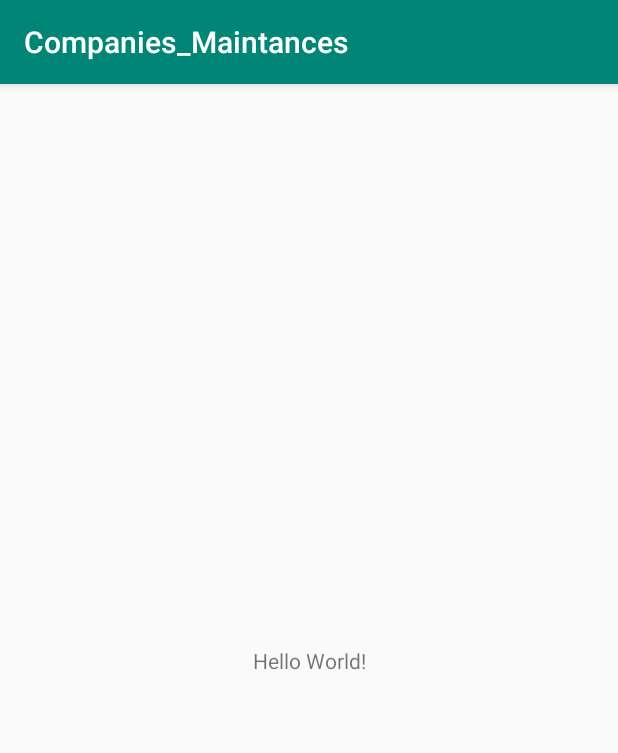
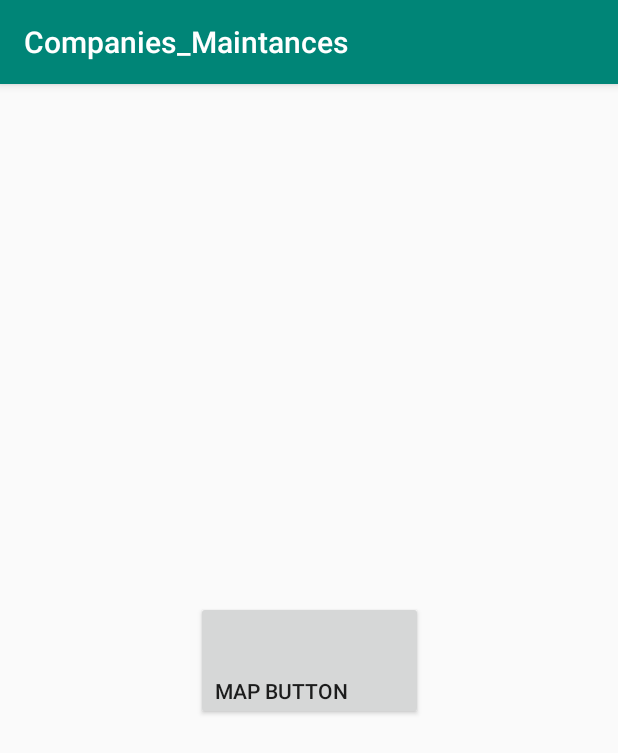
Before and after one commit to OmarAhmed4/Companies_Maintances, an Android app: the screen it shows after launch (MainActivity), on a phone screen of 412 x 824 dp. Shown: the top 753 px of the screen. Run offline under Robolectric (Android 15) with nearby library versions, the phone set to English and light mode, and no system bars.

Commit message:
adding map Activity adding permission gradle and isavaliable for device to use it or not
TODO Recevice the request

```diff
--- a/app/build.gradle
+++ b/app/build.gradle
@@ -23,6 +23,7 @@ dependencies {
     implementation fileTree(dir: 'libs', include: ['*.jar'])
     implementation 'androidx.appcompat:appcompat:1.0.2'
     implementation 'androidx.constraintlayout:constraintlayout:1.1.3'
+    implementation 'com.google.android.gms:play-services-maps:16.0.0'
     testImplementation 'junit:junit:4.12'
     androidTestImplementation 'androidx.test.ext:junit:1.1.0'
     androidTestImplementation 'androidx.test.espresso:espresso-core:3.1.1'
--- a/app/src/main/java/com/example/companies_maintances/MainActivity.java
+++ b/app/src/main/java/com/example/companies_maintances/MainActivity.java
@@ -1,6 +1,9 @@
 package com.example.companies_maintances;
 
+import android.content.Intent;
 import android.os.Bundle;
+import android.view.View;
+import android.widget.Button;
 
 import androidx.appcompat.app.AppCompatActivity;
 
@@ -10,5 +13,15 @@ public class MainActivity extends AppCompatActivity {
     protected void onCreate(Bundle savedInstanceState) {
         super.onCreate(savedInstanceState);
         setContentView(R.layout.activity_main);
+
+        Button map_Button=(Button)findViewById(R.id.map_Button);
+        map_Button.setOnClickListener(new View.OnClickListener() {
+            @Override
+            public void onClick(View v) {
+                Intent intent =new Intent (MainActivity.this,ActivityForMap.class);
+                startActivity(intent);
+            }
+        });
+
     }
 }
--- a/app/src/main/res/layout/activity_main.xml
+++ b/app/src/main/res/layout/activity_main.xml
@@ -6,13 +6,16 @@
     android:layout_height="match_parent"
     tools:context=".MainActivity">
 
-    <TextView
+    <Button
+        android:id="@+id/map_Button"
         android:layout_width="wrap_content"
         android:layout_height="wrap_content"
-        android:text="Hello World!"
+        android:paddingTop="50dp"
+        android:paddingRight="50dp"
+        android:text="Map Button"
         app:layout_constraintBottom_toBottomOf="parent"
-        app:layout_constraintLeft_toLeftOf="parent"
-        app:layout_constraintRight_toRightOf="parent"
-        app:layout_constraintTop_toTopOf="parent" />
+        app:layout_constraintEnd_toEndOf="parent"
+        app:layout_constraintStart_toStartOf="parent"
+        app:layout_constraintTop_toTopOf="parent"></Button>
 
 </androidx.constraintlayout.widget.ConstraintLayout>
--- a/app/src/main/res/values/strings.xml
+++ b/app/src/main/res/values/strings.xml
@@ -1,3 +1,4 @@
 <resources>
+    <string name="google_map_api_key">AIzaSyDBvjOLdQ-VSdwo3lPSkuweMjtAQr9eWEE</string>
     <string name="app_name">Companies_Maintances</string>
 </resources>
```
Also changed, not shown: app/src/main/AndroidManifest.xml (+16 -0 lines), app/src/main/java/com/example/companies_maintances/ActivityForMap.java (added, +60 -0 lines), app/src/main/res/layout/activity_for_map.xml (added, +18 -0 lines).
